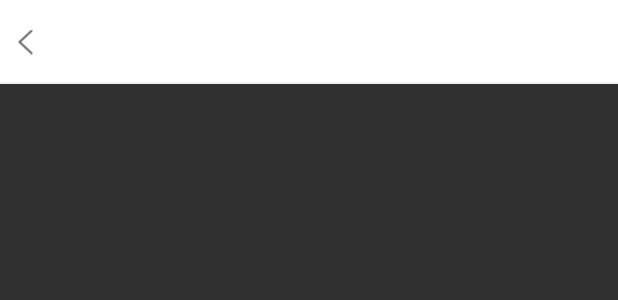
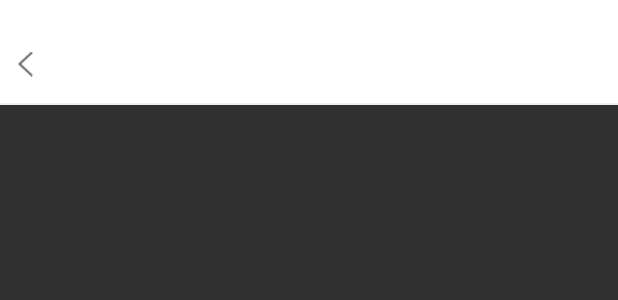
Before and after one commit to JoinKing/KingMvvm, an Android app: the layout layout_toolbar.xml on its own in the app's theme, with its tools: preview values and no code run, on a phone screen of 412 x 824 dp. Shown: the top 300 px of the screen. Run offline under Robolectric (Android 15) with nearby library versions, the light colour scheme and no system bars.

Commit message:
1.完整提交

```diff
--- a/lib_common/src/main/java/com/hwq/lib_common/widget/title/TitleViewModel.java
+++ b/lib_common/src/main/java/com/hwq/lib_common/widget/title/TitleViewModel.java
@@ -15,7 +15,7 @@ import com.hwq.lib_common.binding.command.BindingCommand;
  * 对应include标题的ViewModel
  * 所有例子仅做参考,业务多种多样,可能我这里写的例子和你的需求不同，理解如何使用才最重要。
  * Toolbar的封装方式有很多种，具体封装需根据项目实际业务和习惯来编写
- * Created by goldze on 2018/7/26.
+ * Created by king on 2019/3/12.
  */
 
 public class TitleViewModel extends AndroidViewModel {
--- a/lib_common/src/main/res/layout/layout_toolbar.xml
+++ b/lib_common/src/main/res/layout/layout_toolbar.xml
@@ -14,11 +14,12 @@
     <android.support.v7.widget.Toolbar xmlns:app="http://schemas.android.com/apk/res-auto"
         android:id="@+id/toolbar"
         android:layout_width="match_parent"
-        android:layout_height="56dp"
+        android:layout_height="@dimen/dp_70"
         android:background="@color/white"
         app:contentInsetStart="0dp">
 
         <RelativeLayout
+            android:layout_marginTop="@dimen/dp_15"
             android:layout_width="match_parent"
             android:layout_height="match_parent">
 
--- a/lib_common/src/main/res/values/dimens.xml
+++ b/lib_common/src/main/res/values/dimens.xml
@@ -21,6 +21,7 @@
     <dimen name="dp_30">30dp</dimen>
     <dimen name="dp_40">40dp</dimen>
     <dimen name="dp_60">60dp</dimen>
+    <dimen name="dp_70">70dp</dimen>
 
     <!--sp-->
 
```
Also changed, not shown: lib_common/src/main/res/values/attrs.xml (+4 -4 lines), 2 other files.
